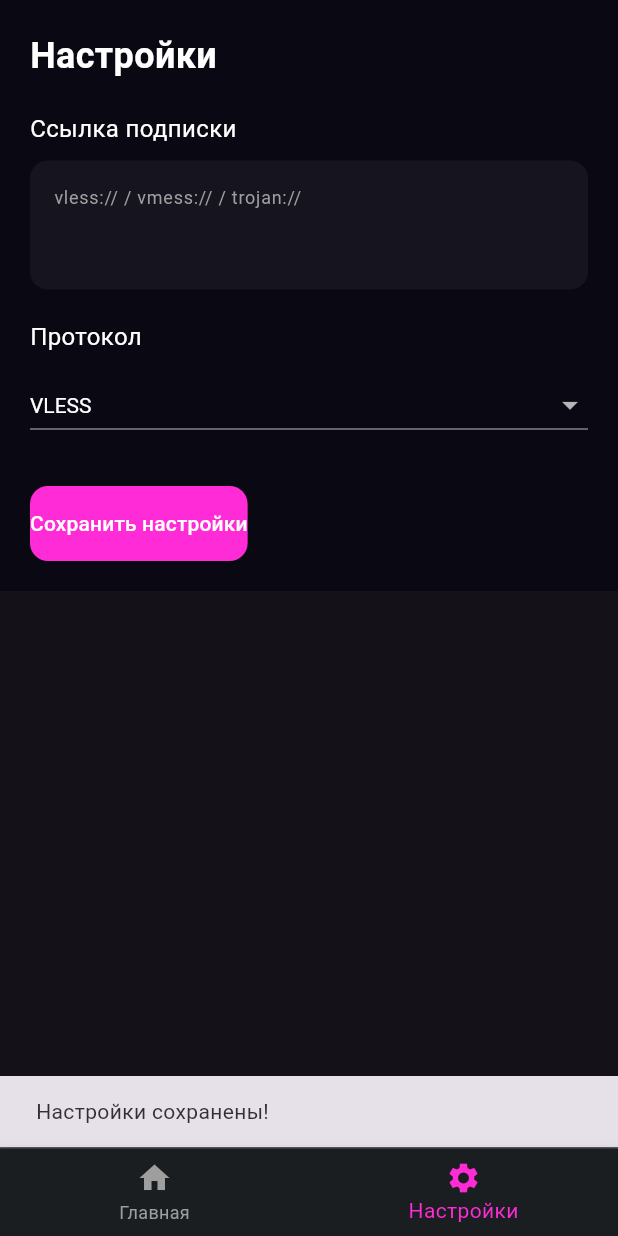
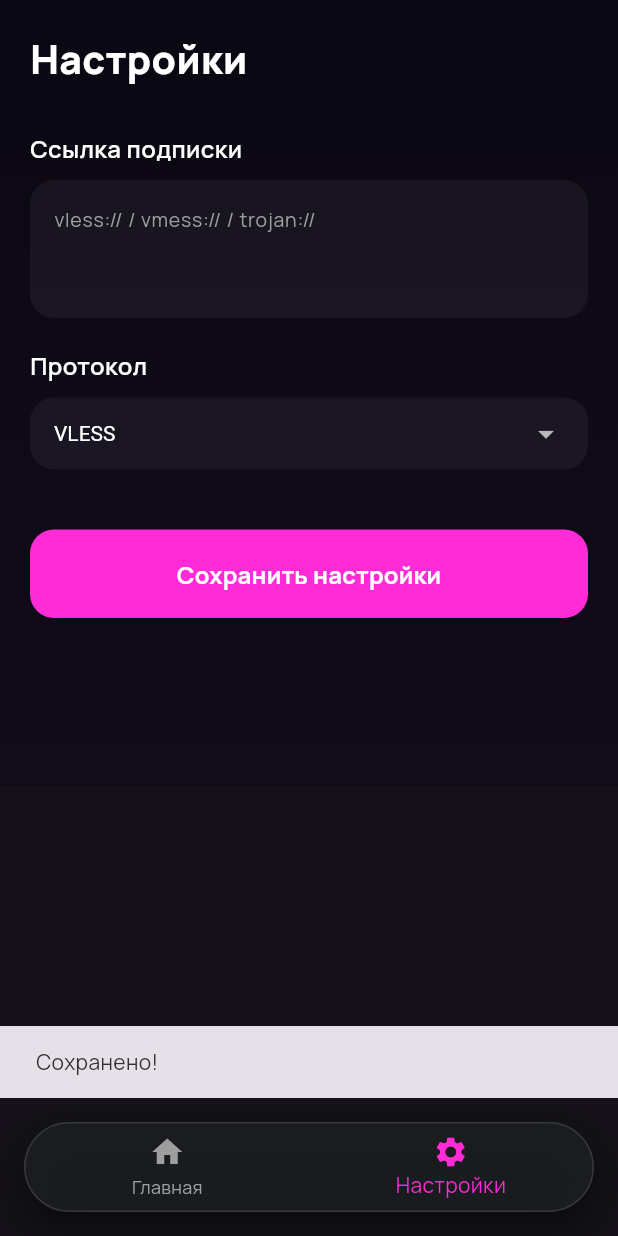
Before and after one commit to maksimft412rg/monta-vpn, a Flutter app: the screen it shows after launch, item 2 of the bottom bar chosen, after a tap on "Сохранить настройки", on a phone screen of 412 x 824 dp. Run offline on Flutter 3.47's test engine with Material 3 defaults, Android fonts, the phone set to English and light mode, and no system bars; our stand-ins replace google_fonts, shared_preferences; missing offline and left inert: flutter_v2ray_client.

Commit message:
main.dart

```diff
--- a/lib/main.dart
+++ b/lib/main.dart
@@ -1,6 +1,7 @@
 import 'package:flutter/material.dart';
 import 'package:flutter_v2ray_client/flutter_v2ray.dart';
 import 'package:shared_preferences/shared_preferences.dart';
+import 'package:google_fonts/google_fonts.dart';
 
 void main() => runApp(const MyApp());
 
@@ -12,7 +13,11 @@ class MyApp extends StatelessWidget {
     return MaterialApp(
       title: 'Monta VPN',
       debugShowCheckedModeBanner: false,
-      theme: ThemeData.dark(useMaterial3: true),
+      theme: ThemeData(
+        brightness: Brightness.dark,
+        textTheme: GoogleFonts.manropeTextTheme(),
+        useMaterial3: true,
+      ),
       home: const MainScreen(),
     );
   }
@@ -27,25 +32,30 @@ class MainScreen extends StatefulWidget {
 
 class _MainScreenState extends State<MainScreen> {
   int _currentIndex = 0;
-
-  final List<Widget> _pages = [
-    const HomeTab(),
-    const SettingsTab(),
-  ];
+  final List<Widget> _pages = [const HomeTab(), const SettingsTab()];
 
   @override
   Widget build(BuildContext context) {
     return Scaffold(
+      extendBody: true,
       body: _pages[_currentIndex],
       bottomNavigationBar: Container(
-        decoration: const BoxDecoration(
-          color: Color(0xFF1B1E21),
-          border: Border(top: BorderSide(color: Colors.white12)),
+        margin: const EdgeInsets.all(16),
+        decoration: BoxDecoration(
+          color: const Color(0xFF1B1E21).withValues(alpha: 0.9),
+          borderRadius: BorderRadius.circular(30),
+          border: Border.all(color: Colors.white12),
+          boxShadow: [
+            BoxShadow(color: Colors.black.withValues(alpha: 0.5), blurRadius: 20, offset: const Offset(0, 10)),
+          ],
         ),
+        child: ClipRRect(
+          borderRadius: BorderRadius.circular(30),
           child: BottomNavigationBar(
             currentIndex: _currentIndex,
             onTap: (index) => setState(() => _currentIndex = index),
-          backgroundColor: const Color(0xFF1B1E21),
+            backgroundColor: Colors.transparent,
+            elevation: 0,
             selectedItemColor: const Color(0xFFFF2BD6),
             unselectedItemColor: Colors.grey,
             items: const [
@@ -54,11 +64,12 @@ class _MainScreenState extends State<MainScreen> {
             ],
           ),
         ),
+      ),
     );
   }
 }
 
-// --- ВКЛАДКА ГЛАВНАЯ ---
+// --- ГЛАВНАЯ ---
 class HomeTab extends StatefulWidget {
   const HomeTab({super.key});
 
@@ -66,13 +77,13 @@ class HomeTab extends StatefulWidget {
   State<HomeTab> createState() => _HomeTabState();
 }
 
-class _HomeTabState extends State<HomeTab> {
+class _HomeTabState extends State<HomeTab> with SingleTickerProviderStateMixin {
   late final V2ray v2ray;
+  late AnimationController _pulseController;
   bool isLoading = false;
   String connectionState = 'DISCONNECTED';
   String configLink = "";
 
-  // Серверы (визуальный список)
   final List<Map<String, String>> servers = [
     {"name": "🇳🇱 Нидерланды · TCP", "protocol": "VLESS"},
     {"name": "🇷🇺 Россия · TCP", "protocol": "VLESS"},
@@ -85,6 +96,11 @@ class _HomeTabState extends State<HomeTab> {
   void initState() {
     super.initState();
     _loadSettings();
+    _pulseController = AnimationController(
+      vsync: this,
+      duration: const Duration(seconds: 2),
+    )..repeat(reverse: true);
+
     v2ray = V2ray(
       onStatusChanged: (status) {
         setState(() => connectionState = status.state);
@@ -94,6 +110,12 @@ class _HomeTabState extends State<HomeTab> {
       notificationIconResourceType: "mipmap",
       notificationIconResourceName: "ic_launcher",
     );
+  }
+
+  @override
+  void dispose() {
+    _pulseController.dispose();
+    super.dispose();
   }
 
   Future<void> _loadSettings() async {
@@ -108,24 +130,15 @@ class _HomeTabState extends State<HomeTab> {
       v2ray.stopV2Ray();
       return;
     }
-
     if (configLink.isEmpty) {
       _showErrorDialog('Вставьте ссылку в Настройках!');
       return;
     }
-
     setState(() => isLoading = true);
-
     try {
       V2RayURL parser = V2ray.parseFromURL(configLink);
-      String config = parser.getFullConfiguration();
-
       if (await v2ray.requestPermission()) {
-        v2ray.startV2Ray(
-          remark: parser.remark,
-          config: config,
-          proxyOnly: false,
-        );
+        v2ray.startV2Ray(remark: parser.remark, config: parser.getFullConfiguration(), proxyOnly: false);
       }
     } catch (e) {
       _showErrorDialog('Ошибка подключения: $e');
@@ -155,15 +168,15 @@ class _HomeTabState extends State<HomeTab> {
       decoration: const BoxDecoration(
         gradient: RadialGradient(
           center: Alignment(-0.8, -0.8),
-          radius: 1.5,
-          colors: [Color(0xFF0A0812), Color(0xFF1B0B3F)],
+          radius: 1.8,
+          colors: [Color(0xFF0A0812), Color(0xFF2A1050)],
         ),
       ),
       child: SafeArea(
         child: SingleChildScrollView(
+          padding: const EdgeInsets.only(bottom: 100),
           child: Column(
             children: [
-              // Шапка
               Padding(
                 padding: const EdgeInsets.all(20.0),
                 child: Row(
@@ -172,20 +185,39 @@ class _HomeTabState extends State<HomeTab> {
                     const SizedBox(width: 10),
                     const Text(
                       'Monta VPN',
-                      style: TextStyle(fontSize: 22, fontWeight: FontWeight.bold, color: Colors.white),
+                      style: TextStyle(fontSize: 22, fontWeight: FontWeight.w800, color: Colors.white, letterSpacing: 1),
                     ),
                   ],
                 ),
               ),
 
-              // Кнопка
+              // Кнопка с пульсацией
               Center(
                 child: GestureDetector(
                   onTap: isLoading ? null : toggleVPN,
-                  child: AnimatedContainer(
+                  child: Stack(
+                    alignment: Alignment.center,
+                    children: [
+                      // Пульсирующее кольцо
+                      ScaleTransition(
+                        scale: Tween(begin: 0.9, end: 1.2).animate(_pulseController),
+                        child: Container(
+                          width: 200,
+                          height: 200,
+                          decoration: BoxDecoration(
+                            shape: BoxShape.circle,
+                            border: Border.all(
+                              color: (isConnected ? Colors.green : const Color(0xFFFF2BD6)).withValues(alpha: 0.3),
+                              width: 2,
+                            ),
+                          ),
+                        ),
+                      ),
+                      // Основная кнопка
+                      AnimatedContainer(
                         duration: const Duration(milliseconds: 300),
-                    width: 180,
-                    height: 180,
+                        width: 160,
+                        height: 160,
                         decoration: BoxDecoration(
                           shape: BoxShape.circle,
                           gradient: LinearGradient(
@@ -197,68 +229,107 @@ class _HomeTabState extends State<HomeTab> {
                           ),
                           boxShadow: [
                             BoxShadow(
-                          color: (isConnected ? Colors.green : const Color(0xFFFF2BD6)).withValues(alpha: 0.6),
-                          blurRadius: 50,
-                          spreadRadius: 15,
+                              color: (isConnected ? Colors.green : const Color(0xFFFF2BD6)).withValues(alpha: 0.7),
+                              blurRadius: 60,
+                              spreadRadius: 10,
                             ),
                           ],
                         ),
                         child: isLoading
                             ? const Center(child: CircularProgressIndicator(color: Colors.white))
-                        : const Icon(Icons.power_settings_new, size: 80, color: Colors.white),
+                            : const Icon(Icons.power_settings_new, size: 70, color: Colors.white),
+                      ),
+                    ],
                   ),
                 ),
               ),
 
-              const SizedBox(height: 20),
+              const SizedBox(height: 30),
               Text(
                 isConnected ? 'VPN Включен' : 'VPN Отключен',
-                style: const TextStyle(fontSize: 24, fontWeight: FontWeight.bold, color: Colors.white),
+                style: GoogleFonts.manrope(
+                  fontSize: 26,
+                  fontWeight: FontWeight.w800,
+                  color: Colors.white,
+                ),
+              ),
+              const SizedBox(height: 10),
+              Text(
+                isConnected ? 'Трафик зашифрован' : 'Нажмите кнопку для подключения',
+                style: const TextStyle(fontSize: 14, color: Colors.grey),
               ),
               const SizedBox(height: 30),
 
-              // Карточки (трафик/пинг)
+              // Карточки
               Row(
                 mainAxisAlignment: MainAxisAlignment.center,
                 children: [
-                  _buildInfoCard('Трафик', '0.00 ГБ'),
+                  _buildInfoCard(Icons.download, 'Трафик', '0.00 ГБ'),
                   const SizedBox(width: 15),
-                  _buildInfoCard('Пинг', '— мс'),
+                  _buildInfoCard(Icons.speed, 'Пинг', '— мс'),
                 ],
               ),
               const SizedBox(height: 30),
 
-              // Список серверов
+              // Серверы
               Padding(
                 padding: const EdgeInsets.symmetric(horizontal: 20),
                 child: Container(
                   padding: const EdgeInsets.all(16),
                   decoration: BoxDecoration(
-                    color: Colors.white.withValues(alpha: 0.05),
-                    borderRadius: BorderRadius.circular(20),
+                    color: Colors.white.withValues(alpha: 0.04),
+                    borderRadius: BorderRadius.circular(24),
                     border: Border.all(color: Colors.white.withValues(alpha: 0.1)),
                   ),
                   child: Column(
                     crossAxisAlignment: CrossAxisAlignment.start,
                     children: [
-                      const Text('Серверы', style: TextStyle(fontSize: 18, fontWeight: FontWeight.bold, color: Colors.white)),
+                      Row(
+                        mainAxisAlignment: MainAxisAlignment.spaceBetween,
+                        children: [
+                          Text('Серверы', style: GoogleFonts.manrope(fontSize: 18, fontWeight: FontWeight.bold, color: Colors.white)),
+                          const Icon(Icons.refresh, color: Colors.grey, size: 20),
+                        ],
+                      ),
                       const SizedBox(height: 10),
                       ...servers.asMap().entries.map((entry) {
                         return GestureDetector(
                           onTap: () => setState(() => currentServer = entry.key),
-                          child: Container(
+                          child: AnimatedContainer(
+                            duration: const Duration(milliseconds: 200),
                             margin: const EdgeInsets.only(bottom: 8),
-                            padding: const EdgeInsets.all(12),
+                            padding: const EdgeInsets.all(14),
                             decoration: BoxDecoration(
-                              color: currentServer == entry.key ? const Color(0xFFFF2BD6).withValues(alpha: 0.2) : Colors.white.withValues(alpha: 0.05),
-                              borderRadius: BorderRadius.circular(12),
-                              border: Border.all(color: currentServer == entry.key ? const Color(0xFFFF2BD6) : Colors.transparent),
+                              color: currentServer == entry.key
+                                  ? const Color(0xFFFF2BD6).withValues(alpha: 0.15)
+                                  : Colors.white.withValues(alpha: 0.03),
+                              borderRadius: BorderRadius.circular(16),
+                              border: Border.all(
+                                color: currentServer == entry.key ? const Color(0xFFFF2BD6) : Colors.transparent,
+                              ),
                             ),
                             child: Row(
                               children: [
-                                Text(entry.value["name"]!, style: const TextStyle(color: Colors.white)),
+                                Container(
+                                  width: 40,
+                                  height: 40,
+                                  decoration: BoxDecoration(
+                                    color: Colors.white.withValues(alpha: 0.1),
+                                    borderRadius: BorderRadius.circular(10),
+                                  ),
+                                  child: const Icon(Icons.dns, color: Colors.grey, size: 20),
+                                ),
+                                const SizedBox(width: 12),
+                                Text(entry.value["name"]!, style: const TextStyle(color: Colors.white, fontSize: 15, fontWeight: FontWeight.w600)),
                                 const Spacer(),
-                                Text(entry.value["protocol"]!, style: const TextStyle(color: Colors.grey, fontSize: 12)),
+                                Container(
+                                  padding: const EdgeInsets.symmetric(horizontal: 8, vertical: 4),
+                                  decoration: BoxDecoration(
+                                    color: Colors.white.withValues(alpha: 0.1),
+                                    borderRadius: BorderRadius.circular(8),
+                                  ),
+                                  child: Text(entry.value["protocol"]!, style: const TextStyle(color: Colors.grey, fontSize: 10)),
+                                ),
                               ],
                             ),
                           ),
@@ -268,7 +339,6 @@ class _HomeTabState extends State<HomeTab> {
                   ),
                 ),
               ),
-              const SizedBox(height: 20),
             ],
           ),
         ),
@@ -276,19 +346,22 @@ class _HomeTabState extends State<HomeTab> {
     );
   }
 
-  Widget _buildInfoCard(String title, String value) {
+  Widget _buildInfoCard(IconData icon, String title, String value) {
     return Container(
       width: 150,
       padding: const EdgeInsets.all(16),
       decoration: BoxDecoration(
-        color: Colors.white.withValues(alpha: 0.05),
+        color: Colors.white.withValues(alpha: 0.04),
         borderRadius: BorderRadius.circular(20),
         border: Border.all(color: Colors.white.withValues(alpha: 0.1)),
       ),
       child: Column(
+        crossAxisAlignment: CrossAxisAlignment.start,
         children: [
+          Icon(icon, color: const Color(0xFFFF2BD6), size: 24),
+          const SizedBox(height: 10),
           Text(title, style: const TextStyle(fontSize: 12, color: Colors.grey)),
-          const SizedBox(height: 5),
+          const SizedBox(height: 2),
           Text(value, style: const TextStyle(fontSize: 20, fontWeight: FontWeight.bold, color: Colors.white)),
         ],
       ),
@@ -296,7 +369,7 @@ class _HomeTabState extends State<HomeTab> {
   }
 }
 
-// --- ВКЛАДКА НАСТРОЙКИ ---
+// --- НАСТРОЙКИ ---
 class SettingsTab extends StatefulWidget {
   const SettingsTab({super.key});
 
@@ -327,48 +400,59 @@ class _SettingsTabState extends State<SettingsTab> {
     await prefs.setString('configLink', _linkController.text.trim());
     await prefs.setString('protocol', selectedProtocol);
     ScaffoldMessenger.of(context).showSnackBar(
-      const SnackBar(content: Text('Настройки сохранены!')),
+      const SnackBar(content: Text('Сохранено!')),
     );
   }
 
   @override
   Widget build(BuildContext context) {
     return Container(
-      color: const Color(0xFF0A0812),
+      decoration: const BoxDecoration(
+        gradient: LinearGradient(
+          begin: Alignment.topCenter,
+          end: Alignment.bottomCenter,
+          colors: [Color(0xFF0A0812), Color(0xFF120B1A)],
+        ),
+      ),
       child: SafeArea(
         child: SingleChildScrollView(
           padding: const EdgeInsets.all(20),
           child: Column(
             crossAxisAlignment: CrossAxisAlignment.start,
             children: [
-              const Text('Настройки', style: TextStyle(fontSize: 24, fontWeight: FontWeight.bold, color: Colors.white)),
-              const SizedBox(height: 20),
+              Text('Настройки', style: GoogleFonts.manrope(fontSize: 26, fontWeight: FontWeight.w800, color: Colors.white)),
+              const SizedBox(height: 30),
 
-              // Ссылка
-              const Text('Ссылка подписки', style: TextStyle(fontSize: 16, color: Colors.white)),
+              Text('Ссылка подписки', style: GoogleFonts.manrope(fontSize: 16, color: Colors.white, fontWeight: FontWeight.w600)),
               const SizedBox(height: 10),
               TextField(
                 controller: _linkController,
-                style: const TextStyle(color: Colors.white, fontSize: 12),
+                style: const TextStyle(color: Colors.white, fontSize: 13),
                 maxLines: 3,
                 decoration: InputDecoration(
                   hintText: 'vless:// / vmess:// / trojan://',
                   hintStyle: const TextStyle(color: Colors.grey),
                   filled: true,
                   fillColor: Colors.white.withValues(alpha: 0.05),
-                  border: OutlineInputBorder(borderRadius: BorderRadius.circular(12), borderSide: BorderSide.none),
+                  border: OutlineInputBorder(borderRadius: BorderRadius.circular(16), borderSide: BorderSide.none),
                 ),
               ),
               const SizedBox(height: 20),
 
-              // Протокол
-              const Text('Протокол', style: TextStyle(fontSize: 16, color: Colors.white)),
+              Text('Протокол', style: GoogleFonts.manrope(fontSize: 16, color: Colors.white, fontWeight: FontWeight.w600)),
               const SizedBox(height: 10),
-              DropdownButton<String>(
+              Container(
+                padding: const EdgeInsets.symmetric(horizontal: 16),
+                decoration: BoxDecoration(
+                  color: Colors.white.withValues(alpha: 0.05),
+                  borderRadius: BorderRadius.circular(16),
+                ),
+                child: DropdownButton<String>(
                   value: selectedProtocol,
                   dropdownColor: const Color(0xFF1B1E21),
                   style: const TextStyle(color: Colors.white),
                   isExpanded: true,
+                  underline: const SizedBox(),
                   items: const [
                     DropdownMenuItem(value: 'VLESS', child: Text('VLESS')),
                     DropdownMenuItem(value: 'VMess', child: Text('VMess')),
@@ -378,17 +462,18 @@ class _SettingsTabState extends State<SettingsTab> {
                     if (val != null) setState(() => selectedProtocol = val);
                   },
                 ),
-              const SizedBox(height: 30),
+              ),
+              const SizedBox(height: 40),
 
-              // Сохранить
               ElevatedButton(
                 onPressed: _saveSettings,
                 style: ElevatedButton.styleFrom(
                   backgroundColor: const Color(0xFFFF2BD6),
-                  padding: const EdgeInsets.symmetric(vertical: 15),
-                  shape: RoundedRectangleBorder(borderRadius: BorderRadius.circular(12)),
+                  padding: const EdgeInsets.symmetric(vertical: 18),
+                  minimumSize: const Size(double.infinity, 0),
+                  shape: RoundedRectangleBorder(borderRadius: BorderRadius.circular(16)),
                 ),
-                child: const Text('Сохранить настройки', style: TextStyle(color: Colors.white)),
+                child: const Text('Сохранить настройки', style: TextStyle(color: Colors.white, fontSize: 16, fontWeight: FontWeight.bold)),
               ),
             ],
           ),
```
Lines whose indentation alone changed are shown as unchanged.
